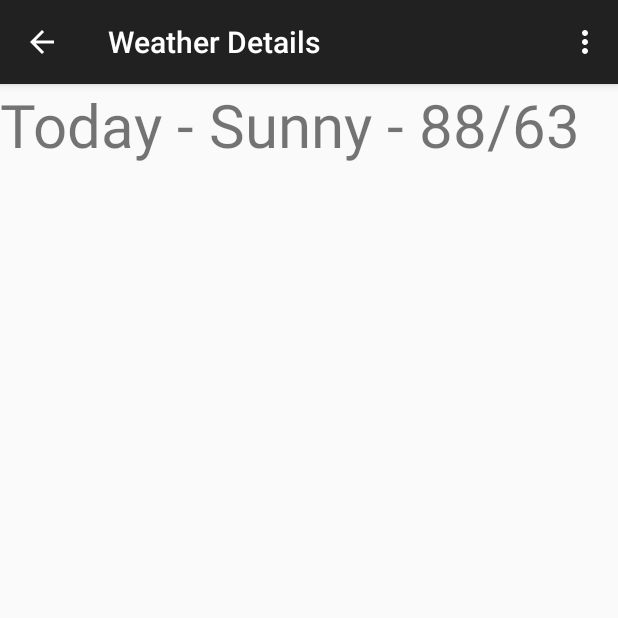
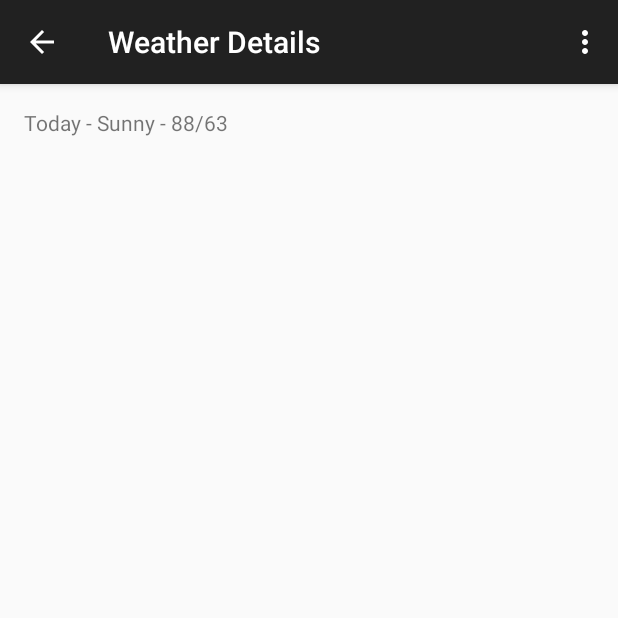
Before and after one commit to luisMbedder/Sunshine, an Android app: the screen it shows after launch (DetailActivity), after a tap on "Today - Sunny - 88/63", on a phone screen of 412 x 824 dp, the top half of it. Run offline under Robolectric (Android 15) with nearby library versions, the phone set to English and light mode, and no system bars.

Commit message:
moved intent code to fragment

```diff
--- a/app/src/main/java/com/example/luis/sunshine/app/DetailActivity.java
+++ b/app/src/main/java/com/example/luis/sunshine/app/DetailActivity.java
@@ -18,14 +18,13 @@ public class DetailActivity extends ActionBarActivity {
     @Override
     protected void onCreate(Bundle savedInstanceState) {
         super.onCreate(savedInstanceState);
-        //setContentView(R.layout.activity_detail);
-        Intent intent = getIntent();
-        String weatherDetails = intent.getStringExtra(ForecastFragment.EXTRA_MESSAGE);
-        TextView textView = new TextView(this);
-        textView.setTextSize(40);
-        textView.setText(weatherDetails);
-        setContentView(textView);
-        getSupportActionBar().setDisplayHomeAsUpEnabled(true);
+        setContentView(R.layout.activity_detail);
+        if (savedInstanceState == null) {
+            getSupportFragmentManager().beginTransaction()
+                    .add(R.id.container, new PlaceholderFragment())
+                    .commit();
+
+        }
     }
 
 
@@ -64,6 +63,16 @@ public class DetailActivity extends ActionBarActivity {
                                  Bundle savedInstanceState) {
 
             View rootView = inflater.inflate(R.layout.fragment_detail, container, false);
+            Intent intent = getActivity().getIntent();
+            // getSupportActionBar().setDisplayHomeAsUpEnabled(true);
+            if(intent!=null && intent.hasExtra(ForecastFragment.EXTRA_MESSAGE))
+            {
+                //pull forecast string from intent
+                String weatherDetails = intent.getStringExtra(ForecastFragment.EXTRA_MESSAGE);
+                ((TextView) rootView.findViewById(R.id.detail_text)).setText(weatherDetails);
+
+            }
+
             return rootView;
         }
     }
--- a/app/src/main/res/layout/fragment_detail.xml
+++ b/app/src/main/res/layout/fragment_detail.xml
@@ -6,5 +6,10 @@
     android:paddingBottom="@dimen/activity_vertical_margin"
     tools:context="com.example.luis.sunshine.app.DetailActivityFragment">
 
+    <TextView
+        android:id="@+id/detail_text"
+        android:layout_width="wrap_content"
+        android:layout_height="wrap_content" />
+
 
 </RelativeLayout>
```
